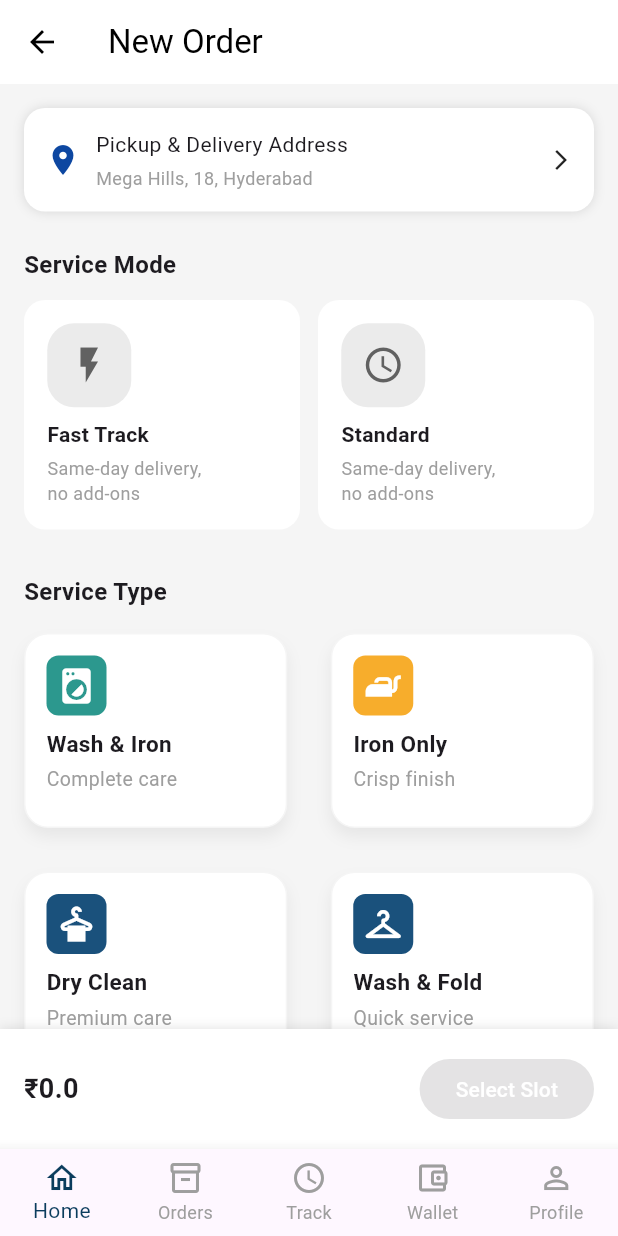
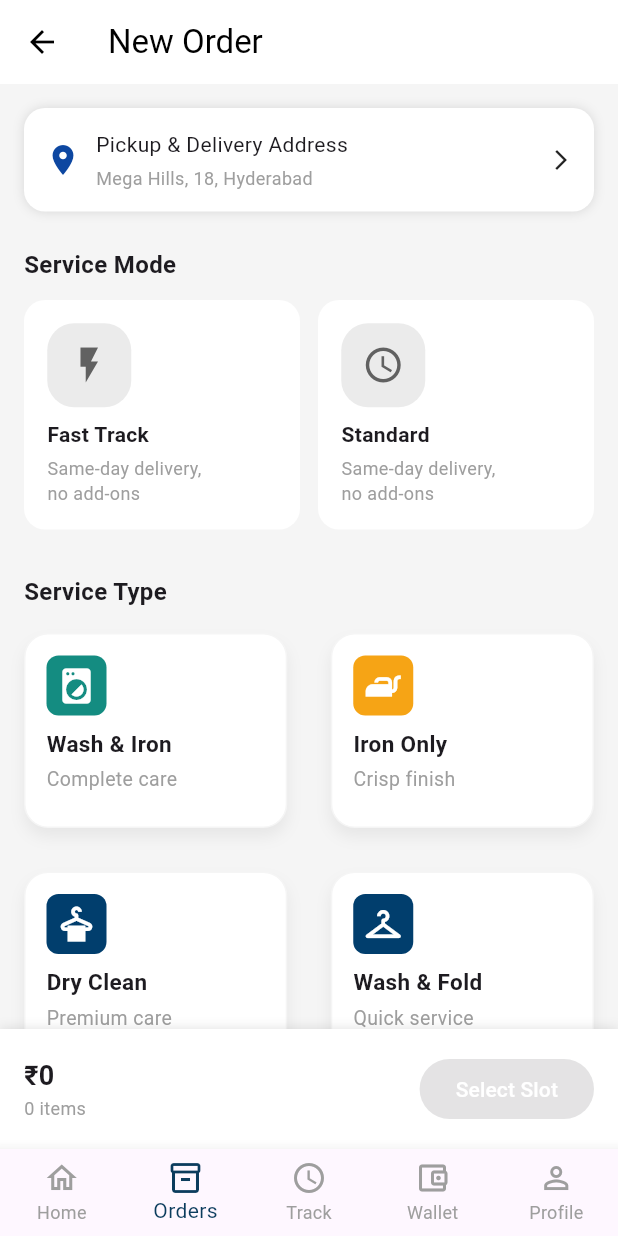
Before and after one commit to Arjun-52/CleanGo_Application, a Flutter app: the NewOrderScreen screen opened by its route, on a phone screen of 412 x 824 dp. Run offline on Flutter 3.47's test engine with Material 3 defaults, Android fonts, the phone set to English and light mode, and no system bars; our stand-ins replace dio, equatable, firebase_auth, firebase_core, firebase_messaging, get_it and 3 more; accounts and stored records are empty.

Commit message:
fixed navigation

```diff
--- a/lib/features/home/presentation/widgets/service_tile.dart
+++ b/lib/features/home/presentation/widgets/service_tile.dart
@@ -54,7 +54,7 @@ class ServiceTile extends StatelessWidget {
                   Container(
                     padding: const EdgeInsets.all(6),
                     decoration: BoxDecoration(
-                      color: iconColor.withValues(alpha: 0.9),
+                      color: iconColor.withValues(alpha: 1),
                       borderRadius: BorderRadius.circular(8),
                     ),
                     child: Icon(icon, color: Colors.white, size: 28),
--- a/lib/features/orders/data/models/addon_row.dart
+++ b/lib/features/orders/data/models/addon_row.dart
@@ -52,7 +52,13 @@ class AddonRow extends StatelessWidget {
                 ],
               ),
             ),
-            Text("+ ₹${addon.price}"),
+            Text(
+              "+ ₹${addon.price.toInt()}",
+              style: const TextStyle(
+                color: Color(0xff013E6D),
+                fontWeight: FontWeight.w600,
+              ),
+            ),
           ],
         ),
       ),
--- a/lib/features/orders/presentation/providers/new_order_provider.dart
+++ b/lib/features/orders/presentation/providers/new_order_provider.dart
@@ -41,6 +41,15 @@ class NewOrderProvider with ChangeNotifier {
     selectedAddons: selectedAddons,
     selectedMode: selectedMode,
   );
+  int get totalClothes {
+    int count = 0;
+
+    for (var qty in cart.values) {
+      count += qty;
+    }
+
+    return count;
+  }
 
   void _emitState(NewOrderState newState) {
     _state = newState;
--- a/lib/features/orders/presentation/screens/new_order_screen.dart
+++ b/lib/features/orders/presentation/screens/new_order_screen.dart
@@ -1,3 +1,4 @@
+import 'package:clean_go/core/common_widgets/bottom_navbar.dart';
 import 'package:flutter/material.dart';
 import 'package:provider/provider.dart';
 
@@ -218,12 +219,24 @@ class _NewOrderScreenState extends State<NewOrderScreen> {
             child: Row(
               children: [
                 Expanded(
-                  child: Text(
-                    "₹${provider.totalPrice}",
-                    style: const TextStyle(
-                      fontWeight: FontWeight.bold,
-                      fontSize: 18,
-                    ),
+                  child: Column(
+                    crossAxisAlignment: CrossAxisAlignment.start,
+                    children: [
+                      Text(
+                        "₹${provider.totalPrice.toInt()}",
+                        style: const TextStyle(
+                          fontWeight: FontWeight.bold,
+                          fontSize: 18,
+                        ),
+                      ),
+                      Text(
+                        "${provider.totalClothes} items",
+                        style: const TextStyle(
+                          fontSize: 12,
+                          color: Colors.grey,
+                        ),
+                      ),
+                    ],
                   ),
                 ),
 
--- a/lib/features/orders/presentation/widgets/addon_row.dart
+++ b/lib/features/orders/presentation/widgets/addon_row.dart
@@ -19,7 +19,13 @@ class AddonRow extends StatelessWidget {
         Expanded(
           child: Text(item, style: TextStyle(fontWeight: FontWeight.bold)),
         ),
-        Text(price, style: TextStyle(fontWeight: FontWeight.bold)),
+        Text(
+          price,
+          style: const TextStyle(
+            fontWeight: FontWeight.bold,
+            color: Color(0xff013E6D),
+          ),
+        ),
       ],
     );
   }
--- a/lib/routes/app_router.dart
+++ b/lib/routes/app_router.dart
@@ -90,16 +90,28 @@ class _MainScreenState extends State<MainScreen> {
 
   @override
   Widget build(BuildContext context) {
+    final location = GoRouterState.of(context).uri.toString();
+
+    int currentIndex = 0;
+
+    if (location.startsWith('/main/home')) {
+      currentIndex = 0;
+    } else if (location.startsWith('/main/new-order')) {
+      currentIndex = 1;
+    } else if (location.startsWith('/main/order-tracking')) {
+      currentIndex = 2;
+    } else if (location.startsWith('/main/wallet')) {
+      currentIndex = 3;
+    } else if (location.startsWith('/main/profile')) {
+      currentIndex = 4;
+    }
+
     return Scaffold(
       body: widget.child,
       bottomNavigationBar: BottomNavigationBar(
-        currentIndex: _currentIndex,
+        currentIndex: currentIndex,
         onTap: (index) {
-          setState(() {
-            _currentIndex = index;
-
-            context.go(_routes[index]);
-          });
+          context.go(_routes[index]);
         },
         type: BottomNavigationBarType.fixed,
         selectedItemColor: const Color(0xff0B3C5D),
```
